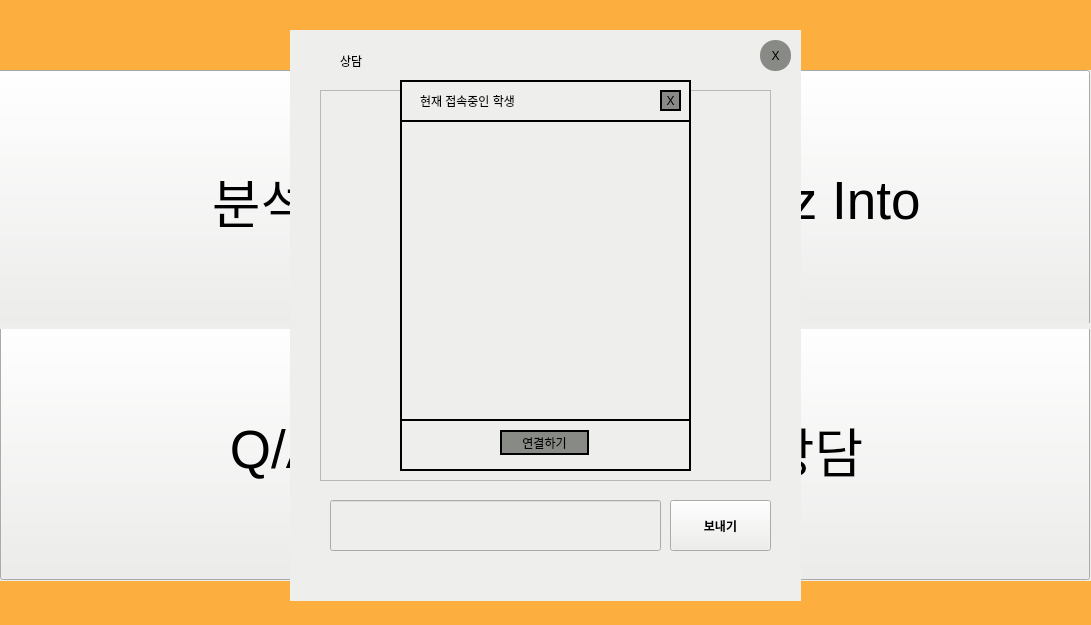
Old version of the form professor.ui in the repository YangwonChoi/eduwill.
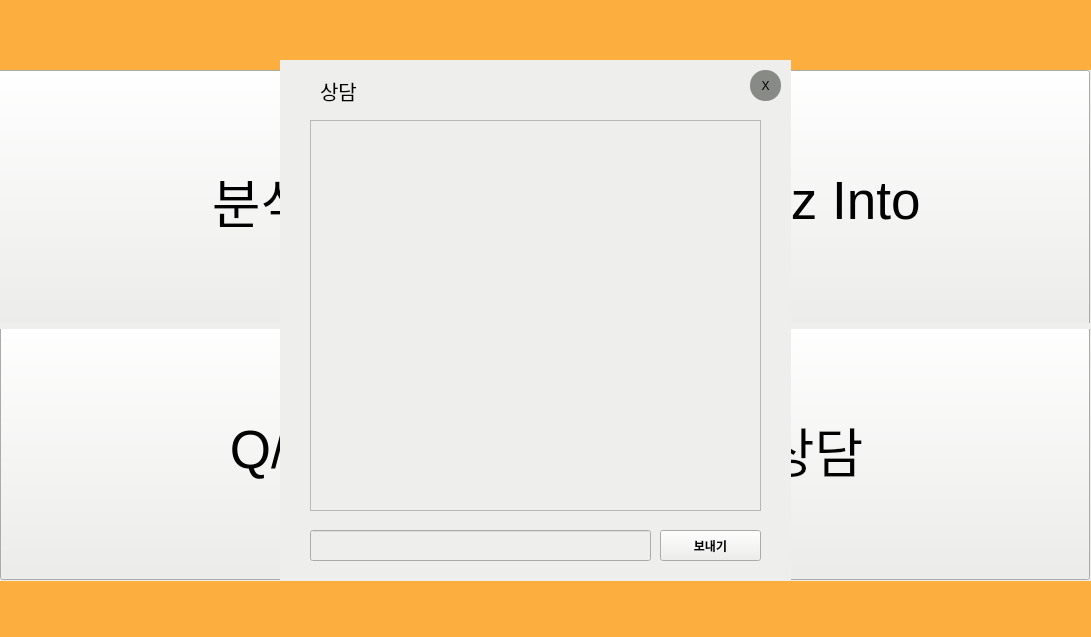
New version of the form.

What changed in the file:
```diff
--- a/professor.ui
+++ b/professor.ui
@@ -7,7 +7,7 @@
     <x>0</x>
     <y>0</y>
     <width>1091</width>
-    <height>625</height>
+    <height>637</height>
    </rect>
   </property>
   <property name="windowTitle">
@@ -634,198 +634,7 @@
      </layout>
     </widget>
    </widget>
-   <widget class="QWidget" name="chat_widget" native="true">
-    <property name="geometry">
-     <rect>
-      <x>290</x>
-      <y>30</y>
-      <width>511</width>
-      <height>571</height>
-     </rect>
-    </property>
-    <property name="styleSheet">
-     <string notr="true">background-color: rgb(238, 238, 236);</string>
-    </property>
-    <widget class="QTextBrowser" name="textBrowser">
-     <property name="geometry">
-      <rect>
-       <x>30</x>
-       <y>60</y>
-       <width>451</width>
-       <height>391</height>
-      </rect>
-     </property>
-    </widget>
-    <widget class="QPushButton" name="send_btn">
-     <property name="geometry">
-      <rect>
-       <x>380</x>
-       <y>470</y>
-       <width>101</width>
-       <height>51</height>
-      </rect>
-     </property>
-     <property name="font">
-      <font>
-       <family>Sans</family>
-       <weight>75</weight>
-       <italic>false</italic>
-       <bold>true</bold>
-      </font>
-     </property>
-     <property name="text">
-      <string>보내기</string>
-     </property>
-    </widget>
-    <widget class="QLabel" name="label_9">
-     <property name="geometry">
-      <rect>
-       <x>50</x>
-       <y>10</y>
-       <width>151</width>
-       <height>41</height>
-      </rect>
-     </property>
-     <property name="text">
-      <string>상담</string>
-     </property>
-    </widget>
-    <widget class="QLineEdit" name="text_input">
-     <property name="geometry">
-      <rect>
-       <x>40</x>
-       <y>470</y>
-       <width>331</width>
-       <height>51</height>
-      </rect>
-     </property>
-     <property name="text">
-      <string/>
-     </property>
-    </widget>
-    <widget class="QPushButton" name="login_btn_2">
-     <property name="geometry">
-      <rect>
-       <x>470</x>
-       <y>10</y>
-       <width>31</width>
-       <height>31</height>
-      </rect>
-     </property>
-     <property name="palette">
-      <palette>
-       <active>
-        <colorrole role="Button">
-         <brush brushstyle="SolidPattern">
-          <color alpha="255">
-           <red>136</red>
-           <green>138</green>
-           <blue>133</blue>
-          </color>
-         </brush>
-        </colorrole>
-        <colorrole role="Base">
-         <brush brushstyle="SolidPattern">
-          <color alpha="255">
-           <red>136</red>
-           <green>138</green>
-           <blue>133</blue>
-          </color>
-         </brush>
-        </colorrole>
-        <colorrole role="Window">
-         <brush brushstyle="SolidPattern">
-          <color alpha="255">
-           <red>136</red>
-           <green>138</green>
-           <blue>133</blue>
-          </color>
-         </brush>
-        </colorrole>
-       </active>
-       <inactive>
-        <colorrole role="Button">
-         <brush brushstyle="SolidPattern">
-          <color alpha="255">
-           <red>136</red>
-           <green>138</green>
-           <blue>133</blue>
-          </color>
-         </brush>
-        </colorrole>
-        <colorrole role="Base">
-         <brush brushstyle="SolidPattern">
-          <color alpha="255">
-           <red>136</red>
-           <green>138</green>
-           <blue>133</blue>
-          </color>
-         </brush>
-        </colorrole>
-        <colorrole role="Window">
-         <brush brushstyle="SolidPattern">
-          <color alpha="255">
-           <red>136</red>
-           <green>138</green>
-           <blue>133</blue>
-          </color>
-         </brush>
-        </colorrole>
-       </inactive>
-       <disabled>
-        <colorrole role="Button">
-         <brush brushstyle="SolidPattern">
-          <color alpha="255">
-           <red>136</red>
-           <green>138</green>
-           <blue>133</blue>
-          </color>
-         </brush>
-        </colorrole>
-        <colorrole role="Base">
-         <brush brushstyle="SolidPattern">
-          <color alpha="255">
-           <red>136</red>
-           <green>138</green>
-           <blue>133</blue>
-          </color>
-         </brush>
-        </colorrole>
-        <colorrole role="Window">
-         <brush brushstyle="SolidPattern">
-          <color alpha="255">
-           <red>136</red>
-           <green>138</green>
-           <blue>133</blue>
-          </color>
-         </brush>
-        </colorrole>
-       </disabled>
-      </palette>
-     </property>
-     <property name="styleSheet">
-      <string notr="true">QPushButton{
-background-color: rgb(136, 138, 133);
-border-style: solid;
-border-radius: 15px
-}
-QPushButton:hover{
-background-color: rgb(180, 255, 255);
-border-style: solid;
-border-radius: 15px}
-
-QPushButton:pressed{
-background-color: rgb(100, 255, 255);
-border-style: solid;
-border-radius: 15px}
-</string>
-     </property>
-     <property name="text">
-      <string>X</string>
-     </property>
-    </widget>
-   </widget>
-   <widget class="QWidget" name="widget_2" native="true">
+   <widget class="QWidget" name="select_widget" native="true">
     <property name="geometry">
      <rect>
       <x>400</x>
@@ -994,7 +803,7 @@
       </item>
      </layout>
     </widget>
-    <widget class="QPushButton" name="pushButton_4">
+    <widget class="QPushButton" name="conect_btn">
      <property name="geometry">
       <rect>
        <x>100</x>
@@ -1025,6 +834,202 @@
      </property>
     </widget>
    </widget>
+   <widget class="QWidget" name="chat_widget" native="true">
+    <property name="geometry">
+     <rect>
+      <x>280</x>
+      <y>60</y>
+      <width>511</width>
+      <height>521</height>
+     </rect>
+    </property>
+    <property name="styleSheet">
+     <string notr="true">background-color: rgb(238, 238, 236);</string>
+    </property>
+    <widget class="QTextBrowser" name="chat_bro_2">
+     <property name="geometry">
+      <rect>
+       <x>30</x>
+       <y>60</y>
+       <width>451</width>
+       <height>391</height>
+      </rect>
+     </property>
+    </widget>
+    <widget class="QPushButton" name="send_btn_2">
+     <property name="geometry">
+      <rect>
+       <x>380</x>
+       <y>470</y>
+       <width>101</width>
+       <height>31</height>
+      </rect>
+     </property>
+     <property name="font">
+      <font>
+       <family>Sans</family>
+       <weight>75</weight>
+       <italic>false</italic>
+       <bold>true</bold>
+      </font>
+     </property>
+     <property name="text">
+      <string>보내기</string>
+     </property>
+    </widget>
+    <widget class="QLabel" name="chat_title_2">
+     <property name="geometry">
+      <rect>
+       <x>40</x>
+       <y>10</y>
+       <width>161</width>
+       <height>41</height>
+      </rect>
+     </property>
+     <property name="font">
+      <font>
+       <pointsize>15</pointsize>
+      </font>
+     </property>
+     <property name="text">
+      <string>상담</string>
+     </property>
+    </widget>
+    <widget class="QLineEdit" name="chat_input_2">
+     <property name="geometry">
+      <rect>
+       <x>30</x>
+       <y>470</y>
+       <width>341</width>
+       <height>31</height>
+      </rect>
+     </property>
+     <property name="text">
+      <string/>
+     </property>
+    </widget>
+    <widget class="QPushButton" name="chat_exit_bt_2">
+     <property name="geometry">
+      <rect>
+       <x>470</x>
+       <y>10</y>
+       <width>31</width>
+       <height>31</height>
+      </rect>
+     </property>
+     <property name="palette">
+      <palette>
+       <active>
+        <colorrole role="Button">
+         <brush brushstyle="SolidPattern">
+          <color alpha="255">
+           <red>136</red>
+           <green>138</green>
+           <blue>133</blue>
+          </color>
+         </brush>
+        </colorrole>
+        <colorrole role="Base">
+         <brush brushstyle="SolidPattern">
+          <color alpha="255">
+           <red>136</red>
+           <green>138</green>
+           <blue>133</blue>
+          </color>
+         </brush>
+        </colorrole>
+        <colorrole role="Window">
+         <brush brushstyle="SolidPattern">
+          <color alpha="255">
+           <red>136</red>
+           <green>138</green>
+           <blue>133</blue>
+          </color>
+         </brush>
+        </colorrole>
+       </active>
+       <inactive>
+        <colorrole role="Button">
+         <brush brushstyle="SolidPattern">
+          <color alpha="255">
+           <red>136</red>
+           <green>138</green>
+           <blue>133</blue>
+          </color>
+         </brush>
+        </colorrole>
+        <colorrole role="Base">
+         <brush brushstyle="SolidPattern">
+          <color alpha="255">
+           <red>136</red>
+           <green>138</green>
+           <blue>133</blue>
+          </color>
+         </brush>
+        </colorrole>
+        <colorrole role="Window">
+         <brush brushstyle="SolidPattern">
+          <color alpha="255">
+           <red>136</red>
+           <green>138</green>
+           <blue>133</blue>
+          </color>
+         </brush>
+        </colorrole>
+       </inactive>
+       <disabled>
+        <colorrole role="Button">
+         <brush brushstyle="SolidPattern">
+          <color alpha="255">
+           <red>136</red>
+           <green>138</green>
+           <blue>133</blue>
+          </color>
+         </brush>
+        </colorrole>
+        <colorrole role="Base">
+         <brush brushstyle="SolidPattern">
+          <color alpha="255">
+           <red>136</red>
+           <green>138</green>
+           <blue>133</blue>
+          </color>
+         </brush>
+        </colorrole>
+        <colorrole role="Window">
+         <brush brushstyle="SolidPattern">
+          <color alpha="255">
+           <red>136</red>
+           <green>138</green>
+           <blue>133</blue>
+          </color>
+         </brush>
+        </colorrole>
+       </disabled>
+      </palette>
+     </property>
+     <property name="styleSheet">
+      <string notr="true">QPushButton{
+background-color: rgb(136, 138, 133);
+border-style: solid;
+border-radius: 15px
+}
+QPushButton:hover{
+background-color: rgb(180, 255, 255);
+border-style: solid;
+border-radius: 15px}
+
+QPushButton:pressed{
+background-color: rgb(100, 255, 255);
+border-style: solid;
+border-radius: 15px}
+</string>
+     </property>
+     <property name="text">
+      <string>X</string>
+     </property>
+    </widget>
+   </widget>
   </widget>
  </widget>
  <resources/>
```
Left out of the diff: 6 changed lines with no effect on the pictures.
